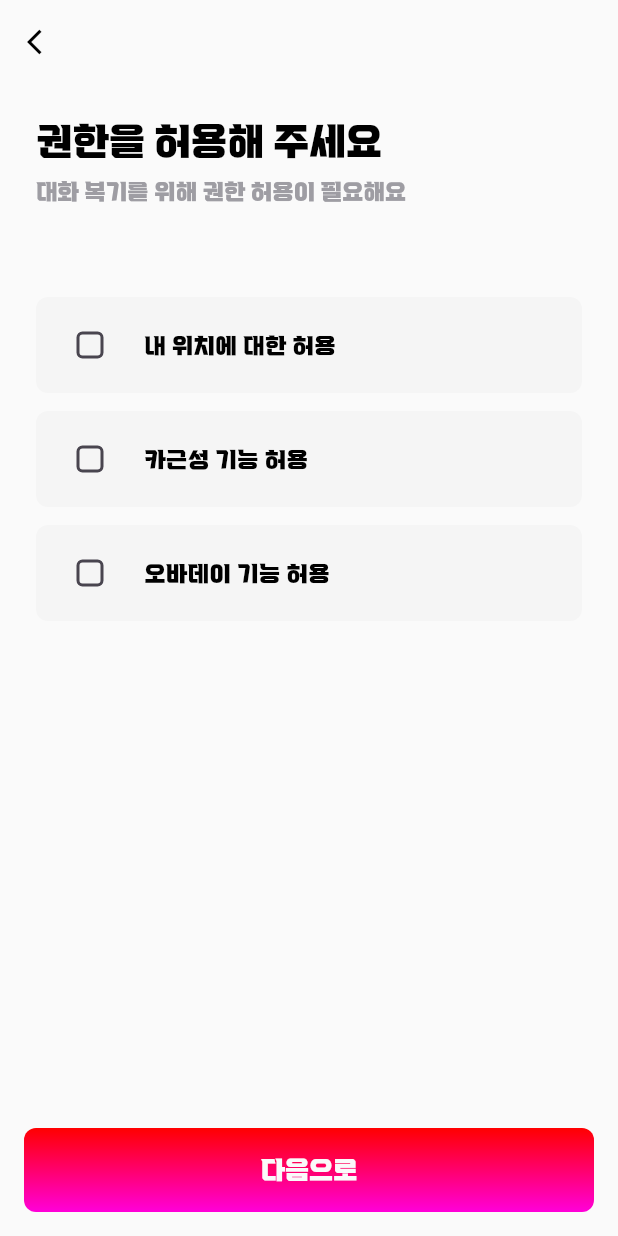
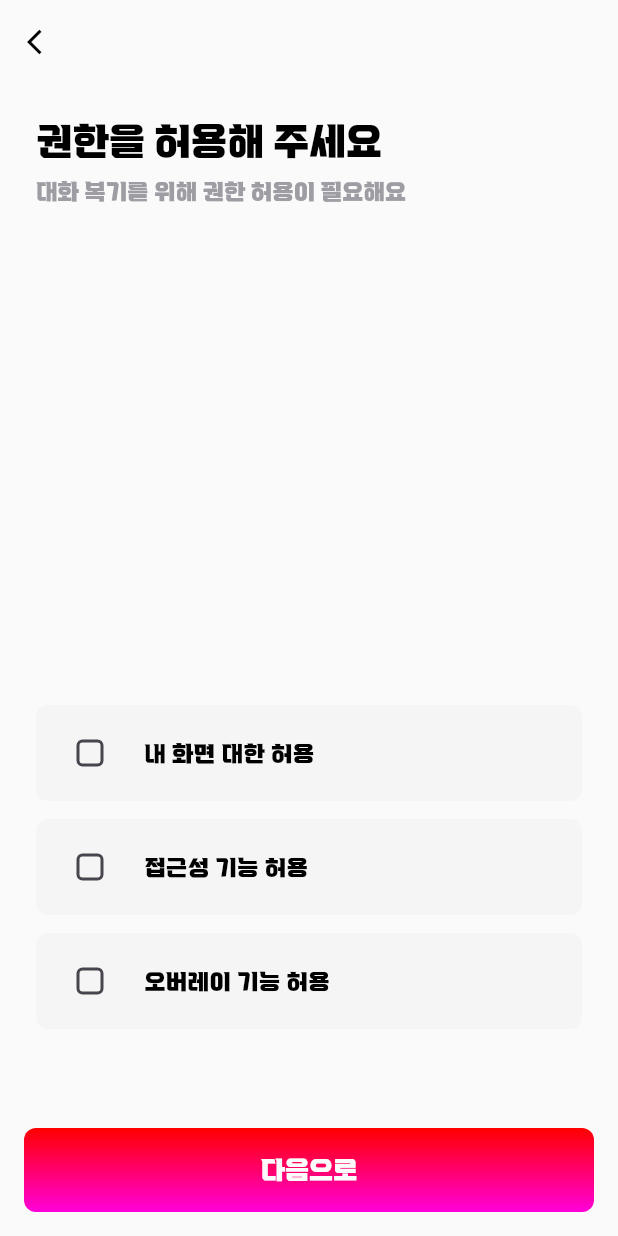
Before and after one commit to SW-HACKATHON-7/overlay, a Flutter app: the screen it shows after launch, on a phone screen of 412 x 824 dp. Run offline on Flutter 3.47's test engine with Material 3 defaults, Android fonts, the phone set to English and light mode, and no system bars; our stand-ins replace flutter_hooks, flutter_riverpod, flutter_svg, go_router, hooks_riverpod.

Commit message:
✏️ :: 오타 수정

```diff
--- a/lib/presentation/verify/verify_screen.dart
+++ b/lib/presentation/verify/verify_screen.dart
@@ -55,9 +55,9 @@ class _VerifyScreenState extends State<VerifyScreen> {
                         color: HackerTonColors.grey,
                       ),
                     ),
-                    const SizedBox(height: 60),
+                    Spacer(),
                     PermissionItem(
-                      label: '내 위치에 대한 허용',
+                      label: '내 화면 대한 허용',
                       isChecked: locationPermission,
                       onChanged: (value) {
                         setState(() {
@@ -67,7 +67,7 @@ class _VerifyScreenState extends State<VerifyScreen> {
                     ),
                     const SizedBox(height: 12),
                     PermissionItem(
-                      label: '카근성 기능 허용',
+                      label: '접근성 기능 허용',
                       isChecked: cameraPermission,
                       onChanged: (value) {
                         setState(() {
@@ -77,7 +77,7 @@ class _VerifyScreenState extends State<VerifyScreen> {
                     ),
                     const SizedBox(height: 12),
                     PermissionItem(
-                      label: '오바데이 기능 허용',
+                      label: '오버레이 기능 허용',
                       isChecked: notificationPermission,
                       onChanged: (value) {
                         setState(() {
@@ -89,6 +89,7 @@ class _VerifyScreenState extends State<VerifyScreen> {
                 ),
               ),
             ),
+            const SizedBox(height: 50),
             Padding(
               padding: const EdgeInsets.all(16.0),
               child: Container(
```
